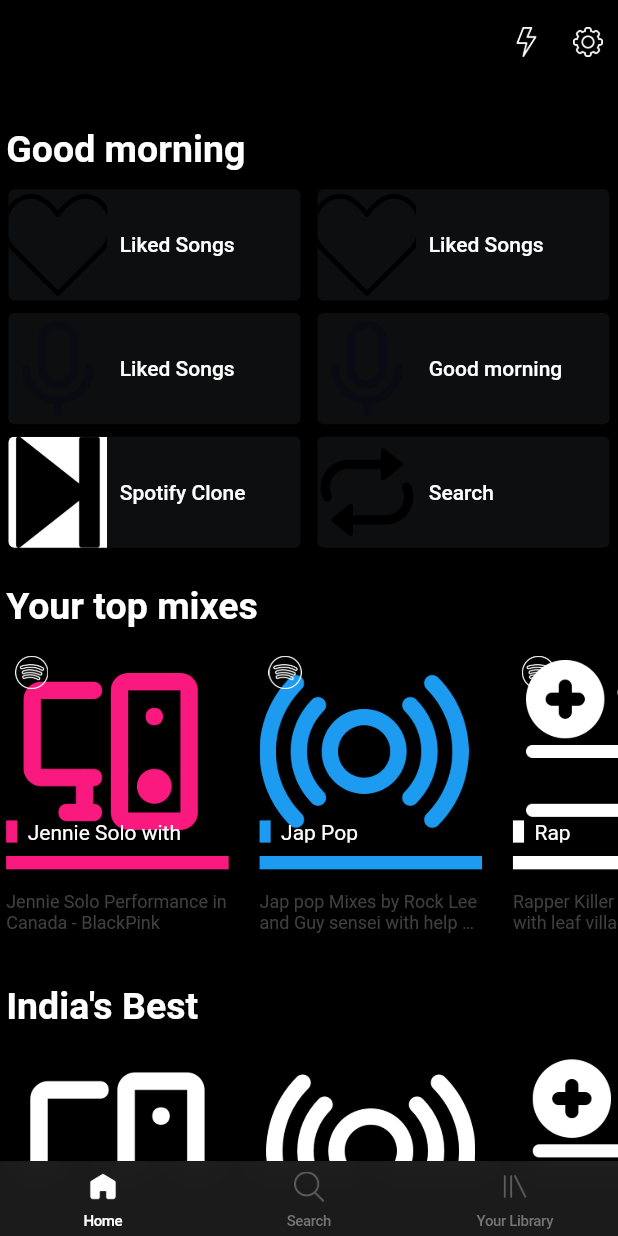
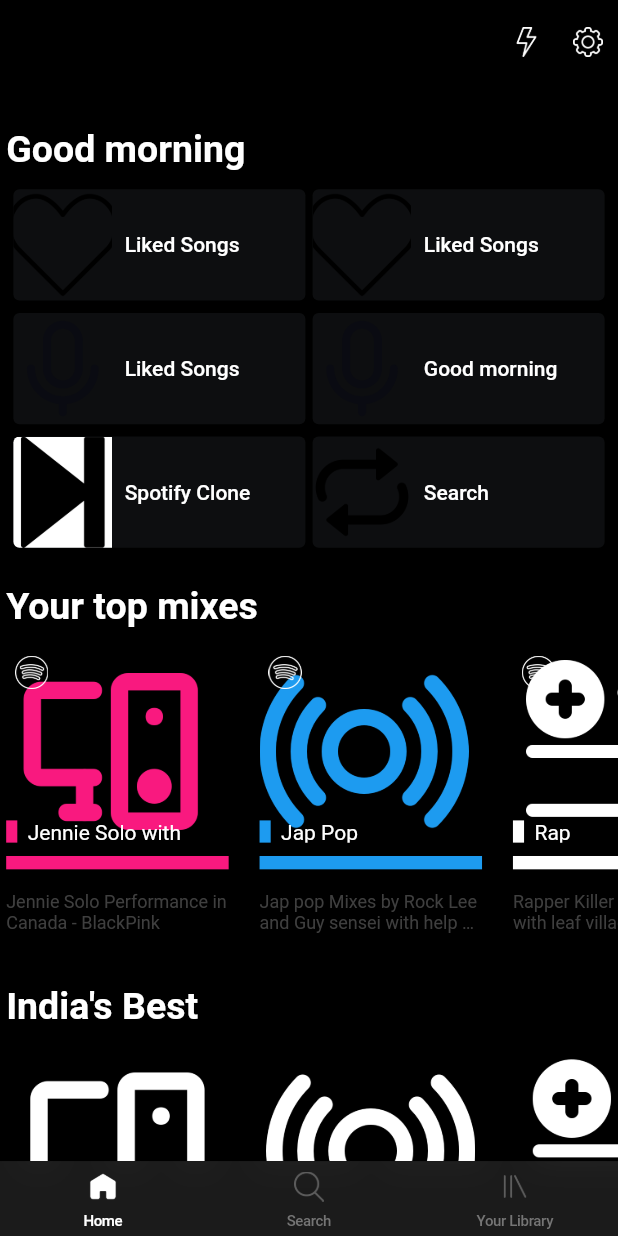
Before and after one commit to SelvaKumar-Ajay/Spotify_Clone, a Flutter app: the screen it shows after launch, on a phone screen of 412 x 824 dp. Run offline on Flutter 3.47's test engine with Material 2 defaults, Android fonts, the phone set to English and light mode, and no system bars.

Commit message:
Recently played row of widgets space adjusted

```diff
--- a/lib/reusable_widgets/home_screen_widgets.dart
+++ b/lib/reusable_widgets/home_screen_widgets.dart
@@ -17,9 +17,9 @@ Padding rowRecentPlayList({
       children: [
         recentViewedPlaylist(
             height: height, width: width, img: firstImage, text: firstText),
-        SizedBox(
-          width: height * 0.01,
-        ),
+        // SizedBox(
+        //   width: width * 0.01,
+        // ),
         recentViewedPlaylist(
             height: height, width: width, img: secondImage, text: secondText)
       ],
```
